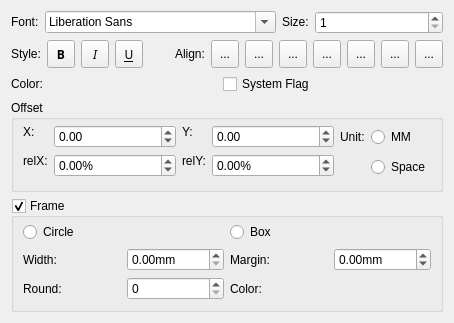
musescore/musescore-old, file mscore/mscore/textproperties.ui: the form before one commit.
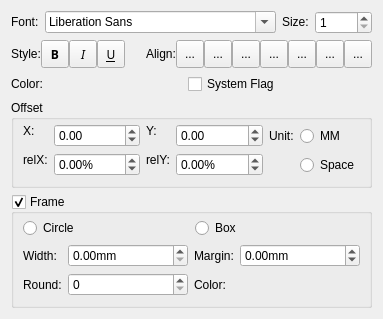
The form after the commit. Icons and pictures are not drawn. Custom widgets are drawn as their Qt base class.

```diff
--- a/mscore/mscore/textproperties.ui
+++ b/mscore/mscore/textproperties.ui
@@ -6,8 +6,8 @@
    <rect>
     <x>0</x>
     <y>0</y>
-    <width>454</width>
-    <height>323</height>
+    <width>383</width>
+    <height>300</height>
    </rect>
   </property>
   <property name="windowTitle">
@@ -51,6 +51,12 @@
      </item>
      <item>
       <widget class="QSpinBox" name="fontSize">
+       <property name="sizePolicy">
+        <sizepolicy hsizetype="Preferred" vsizetype="Fixed">
+         <horstretch>0</horstretch>
+         <verstretch>0</verstretch>
+        </sizepolicy>
+       </property>
        <property name="toolTip">
         <string>font point size</string>
        </property>
@@ -70,7 +76,7 @@
    <item>
     <layout class="QHBoxLayout" name="_3">
      <property name="spacing">
-      <number>6</number>
+      <number>0</number>
      </property>
      <property name="margin">
       <number>0</number>
@@ -445,7 +451,7 @@
       <string>Offset</string>
      </property>
      <property name="flat">
-      <bool>true</bool>
+      <bool>false</bool>
      </property>
      <layout class="QGridLayout" name="gridLayout_4">
       <property name="topMargin">
@@ -468,6 +474,12 @@
         </item>
         <item row="0" column="1">
          <widget class="QDoubleSpinBox" name="xOffset">
+          <property name="sizePolicy">
+           <sizepolicy hsizetype="Expanding" vsizetype="Fixed">
+            <horstretch>0</horstretch>
+            <verstretch>0</verstretch>
+           </sizepolicy>
+          </property>
           <property name="toolTip">
            <string>horizontal offset to reference point</string>
           </property>
@@ -527,6 +539,12 @@
         </item>
         <item row="0" column="1">
          <widget class="QDoubleSpinBox" name="yOffset">
+          <property name="sizePolicy">
+           <sizepolicy hsizetype="Expanding" vsizetype="Fixed">
+            <horstretch>0</horstretch>
+            <verstretch>0</verstretch>
+           </sizepolicy>
+          </property>
           <property name="toolTip">
            <string>vertical offset to reference point</string>
           </property>
@@ -620,7 +638,7 @@
       <string>Frame</string>
      </property>
      <property name="flat">
-      <bool>true</bool>
+      <bool>false</bool>
      </property>
      <property name="checkable">
       <bool>true</bool>
@@ -657,6 +675,12 @@
        <layout class="QGridLayout" name="gridLayout_3">
         <item row="0" column="0">
          <widget class="QLabel" name="label_14">
+          <property name="sizePolicy">
+           <sizepolicy hsizetype="Fixed" vsizetype="Preferred">
+            <horstretch>0</horstretch>
+            <verstretch>0</verstretch>
+           </sizepolicy>
+          </property>
           <property name="text">
            <string>Width:</string>
           </property>
@@ -677,6 +701,12 @@
         </item>
         <item row="0" column="2">
          <widget class="QLabel" name="label_15">
+          <property name="sizePolicy">
+           <sizepolicy hsizetype="Fixed" vsizetype="Preferred">
+            <horstretch>0</horstretch>
+            <verstretch>0</verstretch>
+           </sizepolicy>
+          </property>
           <property name="text">
            <string>Margin:</string>
           </property>
@@ -700,6 +730,12 @@
         </item>
         <item row="1" column="0">
          <widget class="QLabel" name="label_16">
+          <property name="sizePolicy">
+           <sizepolicy hsizetype="Fixed" vsizetype="Preferred">
+            <horstretch>0</horstretch>
+            <verstretch>0</verstretch>
+           </sizepolicy>
+          </property>
           <property name="text">
            <string>Round:</string>
           </property>
@@ -714,6 +750,12 @@
         </item>
         <item row="1" column="2">
          <widget class="QLabel" name="label_17">
+          <property name="sizePolicy">
+           <sizepolicy hsizetype="Fixed" vsizetype="Preferred">
+            <horstretch>0</horstretch>
+            <verstretch>0</verstretch>
+           </sizepolicy>
+          </property>
           <property name="text">
            <string>Color:</string>
           </property>
```
